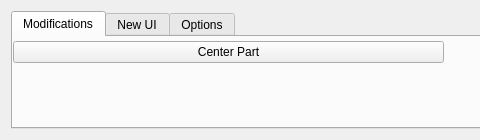
Above: AdenitaCoreSE/form/SEAdenitaCoreSEAppGUI.ui from edellano/Adenita-SAMSON-Edition before the change; both pictures show x 0 to 480 and y 0 to 140 of the 1351 by 140 pixel window. Below: the same form after it.
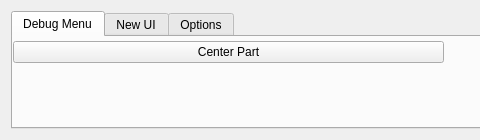
That is the form after the change. The open tabs and pages were chosen to show the change.

Commit message: Added Debug Tab ti UI Debug Tab is hide if compiling in release

```diff
--- a/AdenitaCoreSE/form/SEAdenitaCoreSEAppGUI.ui
+++ b/AdenitaCoreSE/form/SEAdenitaCoreSEAppGUI.ui
@@ -29,7 +29,7 @@
        </property>
        <widget class="QWidget" name="tab_2">
         <attribute name="title">
-         <string>Modifications</string>
+         <string>Debug Menu</string>
         </attribute>
         <widget class="QWidget" name="gridLayoutWidget_3">
          <property name="geometry">
```
Left out of the diff: 8 changed lines with no effect on the pictures. The commit also changes 1 other file.
